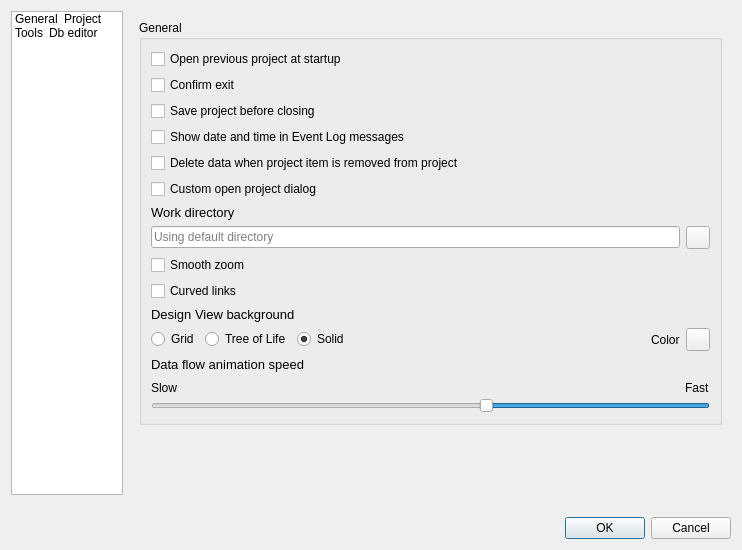
The window that spinetoolbox/ui/settings.ui (spine-tools/Spine-Toolbox) describes before a commit, drawn with Qt 5.
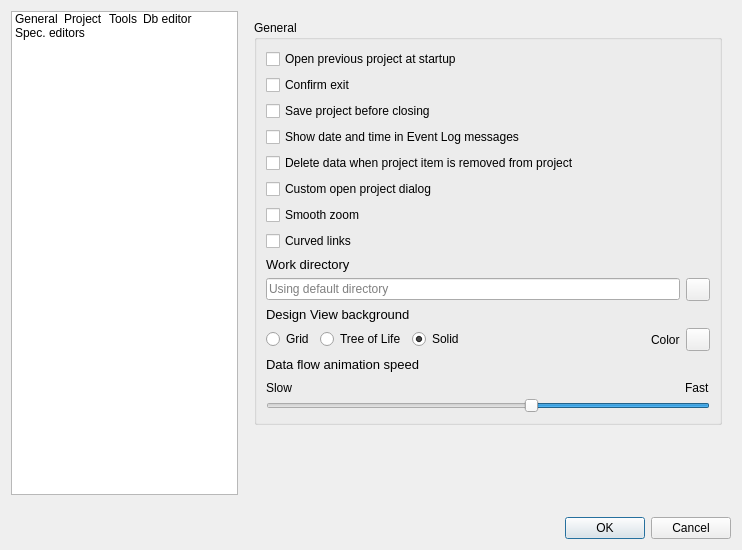
The same window after the commit. The open tabs and pages were chosen to show the change. Icons and pictures are not drawn. Custom widgets are drawn as their Qt base class.

Commit message:
Add settings to remember spec saving preference
Re Spine-project/Spine-Toolbox#1366

And also settings to not show undo notifications in spec and db
editors.

Patch:
```diff
--- a/spinetoolbox/ui/settings.ui
+++ b/spinetoolbox/ui/settings.ui
@@ -94,17 +94,11 @@
      <item>
       <widget class="QListWidget" name="listWidget">
        <property name="sizePolicy">
-        <sizepolicy hsizetype="Fixed" vsizetype="Expanding">
+        <sizepolicy hsizetype="Expanding" vsizetype="Expanding">
          <horstretch>0</horstretch>
          <verstretch>0</verstretch>
         </sizepolicy>
        </property>
-       <property name="maximumSize">
-        <size>
-         <width>112</width>
-         <height>16777215</height>
-        </size>
-       </property>
        <property name="sizeAdjustPolicy">
         <enum>QAbstractScrollArea::AdjustIgnored</enum>
        </property>
@@ -195,6 +189,15 @@
           <normaloff>:/icons/database.svg</normaloff>:/icons/database.svg</iconset>
         </property>
        </item>
+       <item>
+        <property name="text">
+         <string>Spec. editors</string>
+        </property>
+        <property name="icon">
+         <iconset resource="resources/resources_icons.qrc">
+          <normaloff>:/icons/wrench.svg</normaloff>:/icons/wrench.svg</iconset>
+        </property>
+       </item>
       </widget>
      </item>
      <item>
@@ -243,47 +246,59 @@
             <property name="spacing">
              <number>6</number>
             </property>
-            <item row="7" column="0">
-             <layout class="QHBoxLayout" name="horizontalLayout_6">
-              <item>
-               <widget class="QLineEdit" name="lineEdit_work_dir">
-                <property name="minimumSize">
-                 <size>
-                  <width>0</width>
-                  <height>20</height>
-                 </size>
-                </property>
-                <property name="toolTip">
-                 <string>&lt;html&gt;&lt;head/&gt;&lt;body&gt;&lt;p&gt;Work directory location. Leave empty to use default (\work).&lt;/p&gt;&lt;/body&gt;&lt;/html&gt;</string>
-                </property>
-                <property name="placeholderText">
-                 <string>Using default directory</string>
-                </property>
-                <property name="clearButtonEnabled">
-                 <bool>true</bool>
-                </property>
-               </widget>
-              </item>
-              <item>
-               <widget class="QToolButton" name="toolButton_browse_work">
-                <property name="sizePolicy">
-                 <sizepolicy hsizetype="Fixed" vsizetype="Fixed">
-                  <horstretch>0</horstretch>
-                  <verstretch>0</verstretch>
-                 </sizepolicy>
-                </property>
-                <property name="toolTip">
-                 <string>&lt;html&gt;&lt;head/&gt;&lt;body&gt;&lt;p&gt;Pick Work directory with file browser&lt;/p&gt;&lt;/body&gt;&lt;/html&gt;</string>
-                </property>
-                <property name="icon">
-                 <iconset resource="resources/resources_icons.qrc">
-                  <normaloff>:/icons/menu_icons/folder-open-solid.svg</normaloff>:/icons/menu_icons/folder-open-solid.svg</iconset>
-                </property>
-               </widget>
-              </item>
-             </layout>
+            <item row="3" column="0">
+             <widget class="QCheckBox" name="checkBox_datetime">
+              <property name="toolTip">
+               <string>&lt;html&gt;&lt;head/&gt;&lt;body&gt;&lt;p&gt;If checked, date and time string is appended into Event Log messages&lt;/p&gt;&lt;/body&gt;&lt;/html&gt;</string>
+              </property>
+              <property name="text">
+               <string>Show date and time in Event Log messages</string>
+              </property>
+             </widget>
             </item>
-            <item row="14" column="0">
+            <item row="0" column="0">
+             <widget class="QCheckBox" name="checkBox_open_previous_project">
+              <property name="sizePolicy">
+               <sizepolicy hsizetype="Minimum" vsizetype="Fixed">
+                <horstretch>0</horstretch>
+                <verstretch>0</verstretch>
+               </sizepolicy>
+              </property>
+              <property name="toolTip">
+               <string>&lt;html&gt;&lt;head/&gt;&lt;body&gt;&lt;p&gt;If checked, application opens the project at startup that was open the last time the application was quit&lt;/p&gt;&lt;/body&gt;&lt;/html&gt;</string>
+              </property>
+              <property name="text">
+               <string>Open previous project at startup</string>
+              </property>
+             </widget>
+            </item>
+            <item row="1" column="0">
+             <widget class="QCheckBox" name="checkBox_exit_prompt">
+              <property name="toolTip">
+               <string>&lt;html&gt;&lt;head/&gt;&lt;body&gt;&lt;p&gt;Checking this shows the 'confirm exit' question box when quitting the app&lt;/p&gt;&lt;/body&gt;&lt;/html&gt;</string>
+              </property>
+              <property name="text">
+               <string>Confirm exit</string>
+              </property>
+              <property name="tristate">
+               <bool>false</bool>
+              </property>
+             </widget>
+            </item>
+            <item row="2" column="0">
+             <widget class="QCheckBox" name="checkBox_save_project_before_closing">
+              <property name="toolTip">
+               <string>&lt;html&gt;&lt;head/&gt;&lt;body&gt;&lt;p&gt;Select what to do if there are unsaved changes when closing a project or when quitting the app.&lt;/p&gt;&lt;p&gt;Unchecked: Don't save project and don't show question box&lt;/p&gt;&lt;p&gt;Partially checked: Show question box&lt;/p&gt;&lt;p&gt;Checked: Save project and don't show question box&lt;/p&gt;&lt;p&gt;&lt;br/&gt;&lt;/p&gt;&lt;/body&gt;&lt;/html&gt;</string>
+              </property>
+              <property name="text">
+               <string>Save project before closing</string>
+              </property>
+              <property name="tristate">
+               <bool>true</bool>
+              </property>
+             </widget>
+            </item>
+            <item row="16" column="0">
              <layout class="QVBoxLayout" name="verticalLayout_3">
               <property name="spacing">
                <number>0</number>
@@ -365,7 +380,7 @@
               </property>
              </widget>
             </item>
-            <item row="6" column="0">
+            <item row="8" column="0">
              <widget class="QLabel" name="label">
               <property name="font">
                <font>
@@ -377,67 +392,7 @@
               </property>
              </widget>
             </item>
-            <item row="3" column="0">
-             <widget class="QCheckBox" name="checkBox_datetime">
-              <property name="toolTip">
-               <string>&lt;html&gt;&lt;head/&gt;&lt;body&gt;&lt;p&gt;If checked, date and time string is appended into Event Log messages&lt;/p&gt;&lt;/body&gt;&lt;/html&gt;</string>
-              </property>
-              <property name="text">
-               <string>Show date and time in Event Log messages</string>
-              </property>
-             </widget>
-            </item>
-            <item row="13" column="0">
-             <widget class="QLabel" name="label_4">
-              <property name="font">
-               <font>
-                <pointsize>10</pointsize>
-               </font>
-              </property>
-              <property name="text">
-               <string>Data flow animation speed</string>
-              </property>
-             </widget>
-            </item>
-            <item row="0" column="0">
-             <widget class="QCheckBox" name="checkBox_open_previous_project">
-              <property name="sizePolicy">
-               <sizepolicy hsizetype="Minimum" vsizetype="Fixed">
-                <horstretch>0</horstretch>
-                <verstretch>0</verstretch>
-               </sizepolicy>
-              </property>
-              <property name="toolTip">
-               <string>&lt;html&gt;&lt;head/&gt;&lt;body&gt;&lt;p&gt;If checked, application opens the project at startup that was open the last time the application was quit&lt;/p&gt;&lt;/body&gt;&lt;/html&gt;</string>
-              </property>
-              <property name="text">
-               <string>Open previous project at startup</string>
-              </property>
-             </widget>
-            </item>
-            <item row="9" column="0">
-             <widget class="QCheckBox" name="checkBox_use_curved_links">
-              <property name="toolTip">
-               <string>&lt;html&gt;&lt;head/&gt;&lt;body&gt;&lt;p&gt;Controls whether smooth or straight connectors are used in Design View.&lt;/p&gt;&lt;/body&gt;&lt;/html&gt;</string>
-              </property>
-              <property name="text">
-               <string>Curved links</string>
-              </property>
-             </widget>
-            </item>
-            <item row="11" column="0">
-             <widget class="QLabel" name="label_7">
-              <property name="font">
-               <font>
-                <pointsize>10</pointsize>
-               </font>
-              </property>
-              <property name="text">
-               <string>Design View background</string>
-              </property>
-             </widget>
-            </item>
-            <item row="12" column="0">
+            <item row="14" column="0">
              <layout class="QHBoxLayout" name="horizontalLayout_4">
               <item>
                <widget class="QRadioButton" name="radioButton_bg_grid">
@@ -498,32 +453,6 @@
               </item>
              </layout>
             </item>
-            <item row="1" column="0">
-             <widget class="QCheckBox" name="checkBox_exit_prompt">
-              <property name="toolTip">
-               <string>&lt;html&gt;&lt;head/&gt;&lt;body&gt;&lt;p&gt;Checking this shows the 'confirm exit' question box when quitting the app&lt;/p&gt;&lt;/body&gt;&lt;/html&gt;</string>
-              </property>
-              <property name="text">
-               <string>Confirm exit</string>
-              </property>
-              <property name="tristate">
-               <bool>false</bool>
-              </property>
-             </widget>
-            </item>
-            <item row="2" column="0">
-             <widget class="QCheckBox" name="checkBox_save_at_exit">
-              <property name="toolTip">
-               <string>&lt;html&gt;&lt;head/&gt;&lt;body&gt;&lt;p&gt;Select what to do if there are unsaved changes when closing a project or when quitting the app.&lt;/p&gt;&lt;p&gt;Unchecked: Does not save project and does not show question box&lt;/p&gt;&lt;p&gt;Partially checked: Shows question box&lt;/p&gt;&lt;p&gt;Checked: Saves project and does not show question box&lt;/p&gt;&lt;p&gt;&lt;br/&gt;&lt;/p&gt;&lt;/body&gt;&lt;/html&gt;</string>
-              </property>
-              <property name="text">
-               <string>Save project before closing</string>
-              </property>
-              <property name="tristate">
-               <bool>true</bool>
-              </property>
-             </widget>
-            </item>
             <item row="5" column="0">
              <widget class="QCheckBox" name="checkBox_custom_open_project_dialog">
               <property name="toolTip">
@@ -537,7 +466,71 @@
               </property>
              </widget>
             </item>
-            <item row="8" column="0">
+            <item row="15" column="0">
+             <widget class="QLabel" name="label_4">
+              <property name="font">
+               <font>
+                <pointsize>10</pointsize>
+               </font>
+              </property>
+              <property name="text">
+               <string>Data flow animation speed</string>
+              </property>
+             </widget>
+            </item>
+            <item row="13" column="0">
+             <widget class="QLabel" name="label_7">
+              <property name="font">
+               <font>
+                <pointsize>10</pointsize>
+               </font>
+              </property>
+              <property name="text">
+               <string>Design View background</string>
+              </property>
+             </widget>
+            </item>
+            <item row="9" column="0">
+             <layout class="QHBoxLayout" name="horizontalLayout_6">
+              <item>
+               <widget class="QLineEdit" name="lineEdit_work_dir">
+                <property name="minimumSize">
+                 <size>
+                  <width>0</width>
+                  <height>20</height>
+                 </size>
+                </property>
+                <property name="toolTip">
+                 <string>&lt;html&gt;&lt;head/&gt;&lt;body&gt;&lt;p&gt;Work directory location. Leave empty to use default (\work).&lt;/p&gt;&lt;/body&gt;&lt;/html&gt;</string>
+                </property>
+                <property name="placeholderText">
+                 <string>Using default directory</string>
+                </property>
+                <property name="clearButtonEnabled">
+                 <bool>true</bool>
+                </property>
+               </widget>
+              </item>
+              <item>
+               <widget class="QToolButton" name="toolButton_browse_work">
+                <property name="sizePolicy">
+                 <sizepolicy hsizetype="Fixed" vsizetype="Fixed">
+                  <horstretch>0</horstretch>
+                  <verstretch>0</verstretch>
+                 </sizepolicy>
+                </property>
+                <property name="toolTip">
+                 <string>&lt;html&gt;&lt;head/&gt;&lt;body&gt;&lt;p&gt;Pick Work directory with file browser&lt;/p&gt;&lt;/body&gt;&lt;/html&gt;</string>
+                </property>
+                <property name="icon">
+                 <iconset resource="resources/resources_icons.qrc">
+                  <normaloff>:/icons/menu_icons/folder-open-solid.svg</normaloff>:/icons/menu_icons/folder-open-solid.svg</iconset>
+                </property>
+               </widget>
+              </item>
+             </layout>
+            </item>
+            <item row="6" column="0">
              <widget class="QCheckBox" name="checkBox_use_smooth_zoom">
               <property name="toolTip">
                <string>&lt;html&gt;&lt;head/&gt;&lt;body&gt;&lt;p&gt;Controls whether smooth or discete zoom is used in Design and Graph Views.&lt;/p&gt;&lt;/body&gt;&lt;/html&gt;</string>
@@ -547,6 +540,16 @@
               </property>
              </widget>
             </item>
+            <item row="7" column="0">
+             <widget class="QCheckBox" name="checkBox_use_curved_links">
+              <property name="toolTip">
+               <string>&lt;html&gt;&lt;head/&gt;&lt;body&gt;&lt;p&gt;Controls whether smooth or straight connectors are used in Design View.&lt;/p&gt;&lt;/body&gt;&lt;/html&gt;</string>
+              </property>
+              <property name="text">
+               <string>Curved links</string>
+              </property>
+             </widget>
+            </item>
            </layout>
           </widget>
          </item>
```
Left out of the diff: 67 changed lines with no effect on the pictures. The commit also changes 5 other files.
